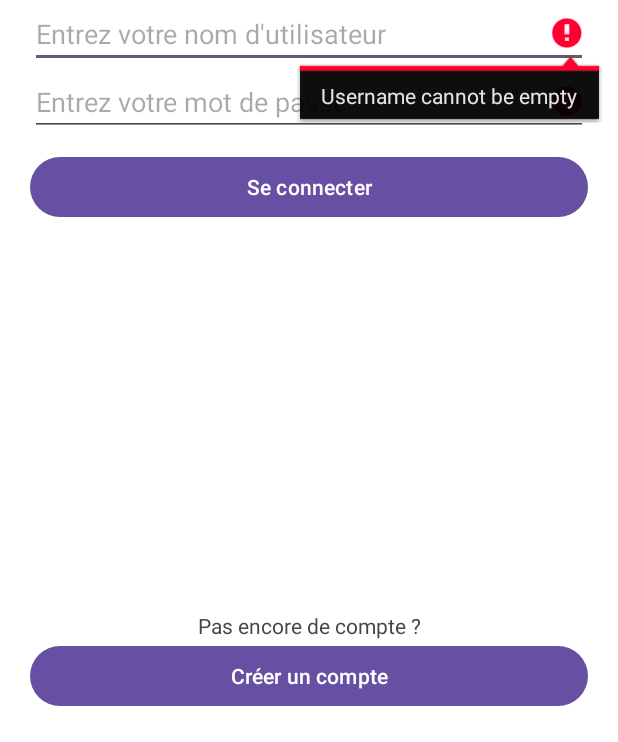
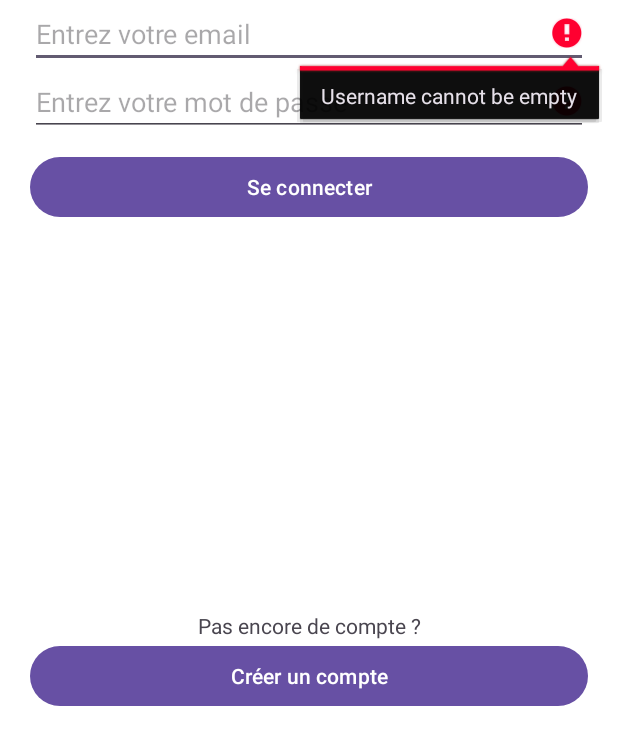
Before and after one commit to jordan95v/cook_master_android, an Android app: the screen it shows after launch (MainActivity), after a tap on "Se connecter", on a phone screen of 412 x 824 dp, the part 494-1236 px from its top. Run offline under Robolectric (Android 15) with nearby library versions, the phone set to English and light mode, and no system bars; our stand-ins replace Volley.

Commit message:
Reworked code for login.

```diff
--- a/app/src/main/java/com/jordan/cook_master_android/MainActivity.java
+++ b/app/src/main/java/com/jordan/cook_master_android/MainActivity.java
@@ -16,7 +16,7 @@ import com.android.volley.toolbox.Volley;
 import org.json.JSONObject;
 
 public class MainActivity extends AppCompatActivity {
-    EditText username_field;
+    EditText email_field;
     EditText password_field;
     TextView invalid_credentials;
 
@@ -24,8 +24,8 @@ public class MainActivity extends AppCompatActivity {
         /* Check if the input are not empty. */
 
         int error_count = 0;
-        if (this.username_field.getText().toString().isEmpty()) {
-            this.username_field.setError("Username cannot be empty");
+        if (this.email_field.getText().toString().isEmpty()) {
+            this.email_field.setError("Username cannot be empty");
             error_count++;
         }
         if (this.password_field.getText().toString().isEmpty()) {
@@ -40,7 +40,7 @@ public class MainActivity extends AppCompatActivity {
 
         JSONObject body = new JSONObject();
         try {
-            body.put("email", this.username_field.getText().toString());
+            body.put("email", this.email_field.getText().toString());
             body.put("password", this.password_field.getText().toString());
         } catch (Exception e) {
             e.printStackTrace();
@@ -68,14 +68,15 @@ public class MainActivity extends AppCompatActivity {
         super.onCreate(savedInstanceState);
         setContentView(R.layout.activity_main);
 
+        /* Get the input. */
+        this.email_field = findViewById(R.id.email_field);
+        this.password_field = findViewById(R.id.password_field);
         this.invalid_credentials = findViewById(R.id.invalid_credentials);
 
         /* This handle the login. */
         Button login_button = findViewById(R.id.login_button);
         login_button.setOnClickListener(v -> {
             this.invalid_credentials.setVisibility(TextView.GONE);
-            this.username_field = findViewById(R.id.username_field);
-            this.password_field = findViewById(R.id.password_field);
             if (this.check_input_are_not_empty()) {
                 this.call_api();
             }
--- a/app/src/main/res/layout/activity_main.xml
+++ b/app/src/main/res/layout/activity_main.xml
@@ -34,10 +34,10 @@
 
         <!--Two fields used to connect -->
         <EditText
-            android:id="@+id/username_field"
+            android:id="@+id/email_field"
             android:layout_width="match_parent"
             android:layout_height="wrap_content"
-            android:hint="@string/enter_username" />
+            android:hint="@string/enter_email" />
 
         <EditText
             android:id="@+id/password_field"
--- a/app/src/main/res/values/strings.xml
+++ b/app/src/main/res/values/strings.xml
@@ -1,6 +1,6 @@
 <resources>
     <string name="app_name">cook_master_android</string>
-    <string name="enter_username">Entrez votre nom d\'utilisateur</string>
+    <string name="enter_email">Entrez votre email</string>
     <string name="enter_password">Entrez votre mot de passe</string>
     <string name="login">Se connecter</string>
     <string name="register">Créer un compte</string>
```
Also changed, not shown: 1 other file.
